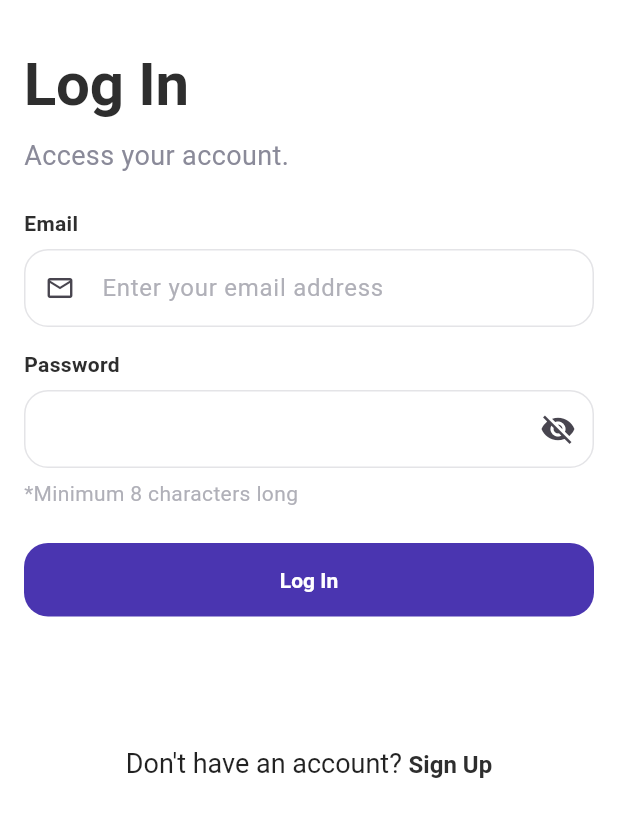
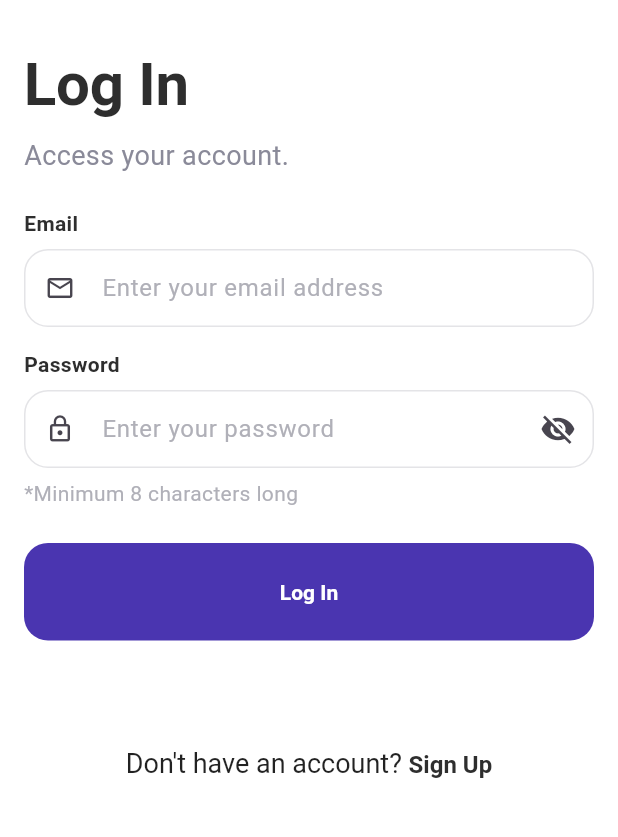
Before and after one commit to NaufalArdian12/movato, a Flutter app: the screen it shows after launch, on a phone screen of 412 x 824 dp, the part 324-1161 px from its top. Run offline on Flutter 3.47's test engine with Material 3 defaults, Android fonts, the phone set to English and light mode, and no system bars; our stand-ins replace flutter_svg; accounts and stored records are empty; Roboto replaces fonts that are missing (SFProDisplay).

Commit message:
feat: updated widgets

```diff
--- a/lib/src/core/theme/app_colors.dart
+++ b/lib/src/core/theme/app_colors.dart
@@ -6,5 +6,5 @@ class AppColors {
   static const textSecondary = Color(0xFF8A8A99);
   static const background = Color(0xFFFFFFFF);
 
-  static const border = Color(0xFFE4E4E7); // ← sesuai spek
+  static const border = Color(0xFFE4E4E7);
 }
--- a/lib/src/core/widgets/app_button.dart
+++ b/lib/src/core/widgets/app_button.dart
@@ -21,7 +21,7 @@ class AppButton extends StatelessWidget {
       child: FilledButton(
         onPressed: isBusy ? null : onPressed,
         style: FilledButton.styleFrom(
-          padding: const EdgeInsets.symmetric(vertical: Insets.x4),
+          padding: const EdgeInsets.symmetric(vertical: Insets.x6),
           shape: RoundedRectangleBorder(
             borderRadius: BorderRadius.circular(16),
           ),
--- a/lib/src/core/widgets/app_text_field.dart
+++ b/lib/src/core/widgets/app_text_field.dart
@@ -4,18 +4,22 @@ import '../theme/app_text_styles.dart';
 class AppTextField extends StatelessWidget {
   const AppTextField({
     super.key,
+    this.controller,
+    this.keyboardType,
+    this.validator,
+    this.prefixIcon,
     this.hintText,
-    this.prefixIcon,
-    this.keyboardType,
-    this.controller,
-    this.validator,
+    this.onChanged,
+    this.onFieldSubmitted,
   });
 
+  final TextEditingController? controller;
+  final TextInputType? keyboardType;
+  final String? Function(String?)? validator;
+  final Widget? prefixIcon;
   final String? hintText;
-  final Widget? prefixIcon;
-  final TextInputType? keyboardType;
-  final TextEditingController? controller;
-  final String? Function(String?)? validator;
+  final void Function(String)? onChanged;
+  final void Function(String)? onFieldSubmitted;
 
   @override
   Widget build(BuildContext context) {
@@ -23,8 +27,13 @@ class AppTextField extends StatelessWidget {
       controller: controller,
       keyboardType: keyboardType,
       validator: validator,
+      onChanged: onChanged,
+      onFieldSubmitted: onFieldSubmitted,
       style: AppTextStyles.field,
-      decoration: InputDecoration(hintText: hintText, prefixIcon: prefixIcon),
+      decoration: InputDecoration(
+        prefixIcon: prefixIcon,
+        hintText: hintText,
+      ),
     );
   }
 }
--- a/lib/src/core/widgets/password_field.dart
+++ b/lib/src/core/widgets/password_field.dart
@@ -2,9 +2,18 @@ import 'package:flutter/material.dart';
 import '../theme/app_text_styles.dart';
 
 class PasswordField extends StatefulWidget {
-  const PasswordField({super.key, this.controller, this.validator});
+  const PasswordField({
+    super.key,
+    this.controller,
+    this.validator,
+    this.decoration,
+    this.onFieldSubmitted,
+  });
+
   final TextEditingController? controller;
   final String? Function(String?)? validator;
+  final InputDecoration? decoration;
+  final void Function(String)? onFieldSubmitted;
 
   @override
   State<PasswordField> createState() => _PasswordFieldState();
@@ -20,7 +29,8 @@ class _PasswordFieldState extends State<PasswordField> {
       validator: widget.validator,
       obscureText: _obscure,
       style: AppTextStyles.field,
-      decoration: InputDecoration(
+      onFieldSubmitted: widget.onFieldSubmitted,
+      decoration: (widget.decoration ?? const InputDecoration()).copyWith(
         suffixIcon: IconButton(
           onPressed: () => setState(() => _obscure = !_obscure),
           icon: Icon(_obscure ? Icons.visibility_off : Icons.visibility),
```
Also changed, not shown: lib/src/core/widgets/form_error_text.dart (added, +23 -0 lines).
